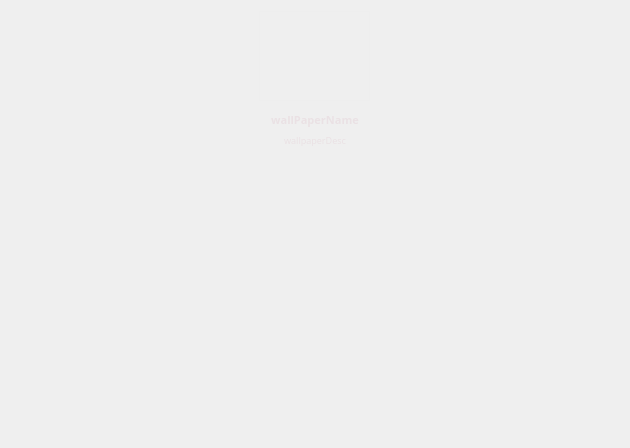
Above: kde/kaptan/src/gui/uiitem.ui from pars-linux/uludag before the change. Below: the same form after it.
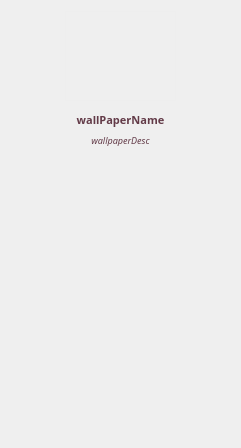
That is the form after the change. Icons and pictures are not drawn.

Patch:
```diff
--- a/kde/kaptan/src/gui/uiitem.ui
+++ b/kde/kaptan/src/gui/uiitem.ui
@@ -6,7 +6,7 @@
    <rect>
     <x>0</x>
     <y>0</y>
-    <width>630</width>
+    <width>241</width>
     <height>448</height>
    </rect>
   </property>
@@ -20,7 +20,7 @@
    <string>Form</string>
   </property>
   <property name="styleSheet">
-   <string notr="true">color: rgb(234, 225, 228);</string>
+   <string notr="true">color:#633b48;</string>
   </property>
   <layout class="QVBoxLayout" name="verticalLayout_2">
    <item>
@@ -74,7 +74,7 @@
      </property>
      <property name="sizeHint" stdset="0">
       <size>
-       <width>5</width>
+       <width>13</width>
        <height>5</height>
       </size>
      </property>
@@ -107,6 +107,7 @@
       <font>
        <family>Sans Serif</family>
        <pointsize>7</pointsize>
+       <italic>true</italic>
       </font>
      </property>
      <property name="styleSheet">
```
Left out of the diff: 2 changed lines with no effect on the pictures.
